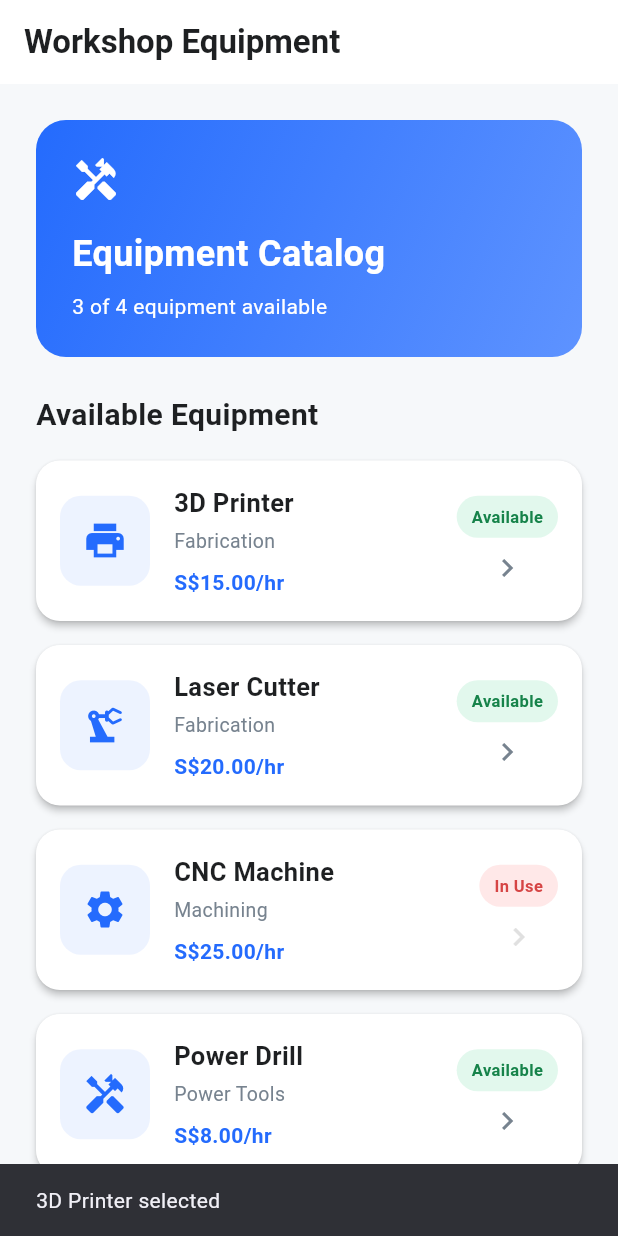
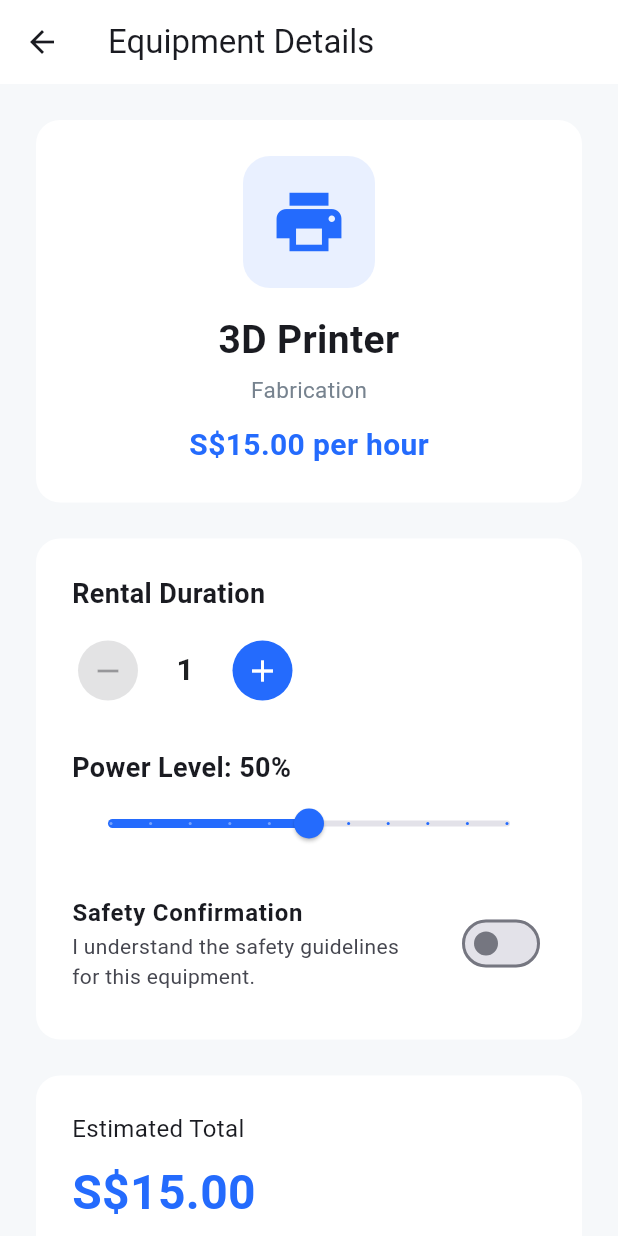
Before and after one commit to est-xllx/wss-workshop-manager, a Flutter app: the screen it shows after launch, after a tap on "3D Printer", on a phone screen of 412 x 824 dp. Run offline on Flutter 3.47's test engine with Material 3 defaults, Android fonts, the phone set to English and light mode, and no system bars.

Commit message:
feat: implement rental interactivity and summary

```diff
--- a/lib/screens/catalog_screen.dart
+++ b/lib/screens/catalog_screen.dart
@@ -1,9 +1,11 @@
 import 'package:flutter/material.dart';
+
 import '../models/equipment_item.dart';
 import '../widgets/equipment_card.dart';
 import '../utils/app_colors.dart';
 import '../utils/app_dimensions.dart';
 import '../utils/app_styles.dart';
+import 'detail_screen.dart';
 
 class CatalogScreen extends StatelessWidget {
   const CatalogScreen({super.key});
@@ -11,11 +13,13 @@ class CatalogScreen extends StatelessWidget {
   @override
   Widget build(BuildContext context) {
     final equipmentList = EquipmentItem.equipmentList;
+
     final availableCount =
         equipmentList.where((item) => item.isAvailable).length;
 
     return Scaffold(
       backgroundColor: AppColors.background,
+
       appBar: AppBar(
         title: const Text(
           'Workshop Equipment',
@@ -23,9 +27,11 @@ class CatalogScreen extends StatelessWidget {
         ),
         backgroundColor: AppColors.card,
       ),
+
       body: ListView(
         padding: const EdgeInsets.all(AppDimensions.lg),
         children: [
+          // Equipment Catalog Banner
           Container(
             padding: const EdgeInsets.all(AppDimensions.lg),
             decoration: BoxDecoration(
@@ -59,20 +65,28 @@ class CatalogScreen extends StatelessWidget {
               ],
             ),
           ),
+
           const SizedBox(height: AppDimensions.lg),
+
           const Text(
             'Available Equipment',
             style: AppStyles.sectionTitle,
           ),
+
           const SizedBox(height: AppDimensions.md),
+
+          // Equipment Cards
           ...equipmentList.map(
                 (equipment) => EquipmentCard(
               equipment: equipment,
+
+              // Open the selected equipment's detail screen
               onTap: () {
-                ScaffoldMessenger.of(context).showSnackBar(
-                  SnackBar(
-                    content: Text(
-                      '${equipment.name} selected',
+                Navigator.push(
+                  context,
+                  MaterialPageRoute(
+                    builder: (context) => DetailScreen(
+                      equipment: equipment,
                     ),
                   ),
                 );
--- a/lib/screens/detail_screen.dart
+++ b/lib/screens/detail_screen.dart
@@ -0,0 +1,258 @@
+import 'package:flutter/material.dart';
+
+import '../models/equipment_item.dart';
+import '../utils/app_colors.dart';
+import '../utils/app_dimensions.dart';
+import '../widgets/counter_stepper.dart';
+import 'summary_screen.dart';
+
+class DetailScreen extends StatefulWidget {
+  final EquipmentItem equipment;
+
+  const DetailScreen({
+    super.key,
+    required this.equipment,
+  });
+
+  @override
+  State<DetailScreen> createState() => _DetailScreenState();
+}
+
+class _DetailScreenState extends State<DetailScreen> {
+  int rentalHours = 1;
+  double powerLevel = 50;
+  bool safetyConfirmed = false;
+
+  @override
+  Widget build(BuildContext context) {
+    final equipment = widget.equipment;
+    final totalPrice = equipment.hourlyRate * rentalHours;
+
+    return Scaffold(
+      backgroundColor: AppColors.background,
+      appBar: AppBar(
+        title: const Text('Equipment Details'),
+        backgroundColor: AppColors.card,
+      ),
+      body: SingleChildScrollView(
+        padding: const EdgeInsets.all(AppDimensions.lg),
+        child: Center(
+          child: ConstrainedBox(
+            constraints: const BoxConstraints(maxWidth: 700),
+            child: Column(
+              crossAxisAlignment: CrossAxisAlignment.stretch,
+              children: [
+                // Equipment Information Card
+                Container(
+                  padding: const EdgeInsets.all(24),
+                  decoration: BoxDecoration(
+                    color: AppColors.card,
+                    borderRadius: BorderRadius.circular(
+                      AppDimensions.cardRadius,
+                    ),
+                  ),
+                  child: Column(
+                    children: [
+                      Container(
+                        padding: const EdgeInsets.all(18),
+                        decoration: BoxDecoration(
+                          color: AppColors.primary.withValues(
+                            alpha: 0.10,
+                          ),
+                          borderRadius: BorderRadius.circular(18),
+                        ),
+                        child: Icon(
+                          equipment.icon,
+                          size: 52,
+                          color: AppColors.primary,
+                        ),
+                      ),
+                      const SizedBox(height: 16),
+                      Text(
+                        equipment.name,
+                        textAlign: TextAlign.center,
+                        style: const TextStyle(
+                          fontSize: 26,
+                          fontWeight: FontWeight.bold,
+                        ),
+                      ),
+                      const SizedBox(height: 4),
+                      Text(
+                        equipment.category,
+                        style: const TextStyle(
+                          color: AppColors.textMuted,
+                          fontSize: 15,
+                        ),
+                      ),
+                      const SizedBox(height: 12),
+                      Text(
+                        'S\$${equipment.hourlyRate.toStringAsFixed(2)} per hour',
+                        style: const TextStyle(
+                          fontSize: 20,
+                          color: AppColors.primary,
+                          fontWeight: FontWeight.bold,
+                        ),
+                      ),
+                    ],
+                  ),
+                ),
+
+                const SizedBox(height: 24),
+
+                // Rental Settings
+                Container(
+                  padding: const EdgeInsets.all(24),
+                  decoration: BoxDecoration(
+                    color: AppColors.card,
+                    borderRadius: BorderRadius.circular(
+                      AppDimensions.cardRadius,
+                    ),
+                  ),
+                  child: Column(
+                    crossAxisAlignment: CrossAxisAlignment.start,
+                    children: [
+                      const Text(
+                        'Rental Duration',
+                        style: TextStyle(
+                          fontSize: 18,
+                          fontWeight: FontWeight.bold,
+                        ),
+                      ),
+                      const SizedBox(height: 14),
+                      CounterStepper(
+                        value: rentalHours,
+                        onChanged: (newValue) {
+                          setState(() {
+                            rentalHours = newValue;
+                          });
+                        },
+                      ),
+                      const SizedBox(height: 28),
+                      Text(
+                        'Power Level: ${powerLevel.round()}%',
+                        style: const TextStyle(
+                          fontSize: 18,
+                          fontWeight: FontWeight.bold,
+                        ),
+                      ),
+                      Slider(
+                        value: powerLevel,
+                        min: 0,
+                        max: 100,
+                        divisions: 10,
+                        label: '${powerLevel.round()}%',
+                        activeColor: AppColors.primary,
+                        onChanged: (value) {
+                          setState(() {
+                            powerLevel = value;
+                          });
+                        },
+                      ),
+                      const SizedBox(height: 16),
+                      SwitchListTile(
+                        contentPadding: EdgeInsets.zero,
+                        title: const Text(
+                          'Safety Confirmation',
+                          style: TextStyle(
+                            fontWeight: FontWeight.bold,
+                          ),
+                        ),
+                        subtitle: const Text(
+                          'I understand the safety guidelines '
+                              'for this equipment.',
+                        ),
+                        value: safetyConfirmed,
+                        activeThumbColor: AppColors.primary,
+                        onChanged: (value) {
+                          setState(() {
+                            safetyConfirmed = value;
+                          });
+                        },
+                      ),
+                    ],
+                  ),
+                ),
+
+                const SizedBox(height: 24),
+
+                // Estimated Total
+                Container(
+                  padding: const EdgeInsets.all(24),
+                  decoration: BoxDecoration(
+                    color: AppColors.card,
+                    borderRadius: BorderRadius.circular(
+                      AppDimensions.cardRadius,
+                    ),
+                  ),
+                  child: Column(
+                    crossAxisAlignment: CrossAxisAlignment.start,
+                    children: [
+                      const Text(
+                        'Estimated Total',
+                        style: TextStyle(fontSize: 16),
+                      ),
+                      const SizedBox(height: 8),
+                      Text(
+                        'S\$${totalPrice.toStringAsFixed(2)}',
+                        style: const TextStyle(
+                          fontSize: 32,
+                          fontWeight: FontWeight.bold,
+                          color: AppColors.primary,
+                        ),
+                      ),
+                      const SizedBox(height: 4),
+                      Text(
+                        '$rentalHours hour(s) × '
+                            'S\$${equipment.hourlyRate.toStringAsFixed(2)}',
+                      ),
+                    ],
+                  ),
+                ),
+
+                const SizedBox(height: 24),
+
+                // Continue Button
+                SizedBox(
+                  height: 54,
+                  child: ElevatedButton(
+                    onPressed: safetyConfirmed
+                        ? () {
+                      Navigator.push(
+                        context,
+                        MaterialPageRoute(
+                          builder: (context) => SummaryScreen(
+                            equipment: equipment,
+                            rentalHours: rentalHours,
+                            powerLevel: powerLevel,
+                            totalPrice: totalPrice,
+                          ),
+                        ),
+                      );
+                    }
+                        : null,
+                    style: ElevatedButton.styleFrom(
+                      backgroundColor: AppColors.primary,
+                      foregroundColor: Colors.white,
+                      shape: RoundedRectangleBorder(
+                        borderRadius: BorderRadius.circular(14),
+                      ),
+                    ),
+                    child: const Text(
+                      'Continue to Summary',
+                      style: TextStyle(
+                        fontSize: 16,
+                        fontWeight: FontWeight.bold,
+                      ),
+                    ),
+                  ),
+                ),
+
+                const SizedBox(height: 20),
+              ],
+            ),
+          ),
+        ),
+      ),
+    );
+  }
+}
--- a/lib/widgets/counter_stepper.dart
+++ b/lib/widgets/counter_stepper.dart
@@ -0,0 +1,53 @@
+import 'package:flutter/material.dart';
+import '../utils/app_colors.dart';
+
+class CounterStepper extends StatelessWidget {
+  final int value;
+  final int min;
+  final int max;
+  final ValueChanged<int> onChanged;
+
+  const CounterStepper({
+    super.key,
+    required this.value,
+    required this.onChanged,
+    this.min = 1,
+    this.max = 24,
+  });
+
+  @override
+  Widget build(BuildContext context) {
+    return Row(
+      mainAxisSize: MainAxisSize.min,
+      children: [
+        IconButton.filledTonal(
+          onPressed: value > min
+              ? () => onChanged(value - 1)
+              : null,
+          icon: const Icon(Icons.remove),
+        ),
+        SizedBox(
+          width: 55,
+          child: Text(
+            '$value',
+            textAlign: TextAlign.center,
+            style: const TextStyle(
+              fontSize: 20,
+              fontWeight: FontWeight.bold,
+              color: AppColors.textDark,
+            ),
+          ),
+        ),
+        IconButton.filled(
+          onPressed: value < max
+              ? () => onChanged(value + 1)
+              : null,
+          icon: const Icon(Icons.add),
+          style: IconButton.styleFrom(
+            backgroundColor: AppColors.primary,
+          ),
+        ),
+      ],
+    );
+  }
+}
```
Also changed, not shown: lib/screens/summary_screen.dart (+274 -0 lines).
